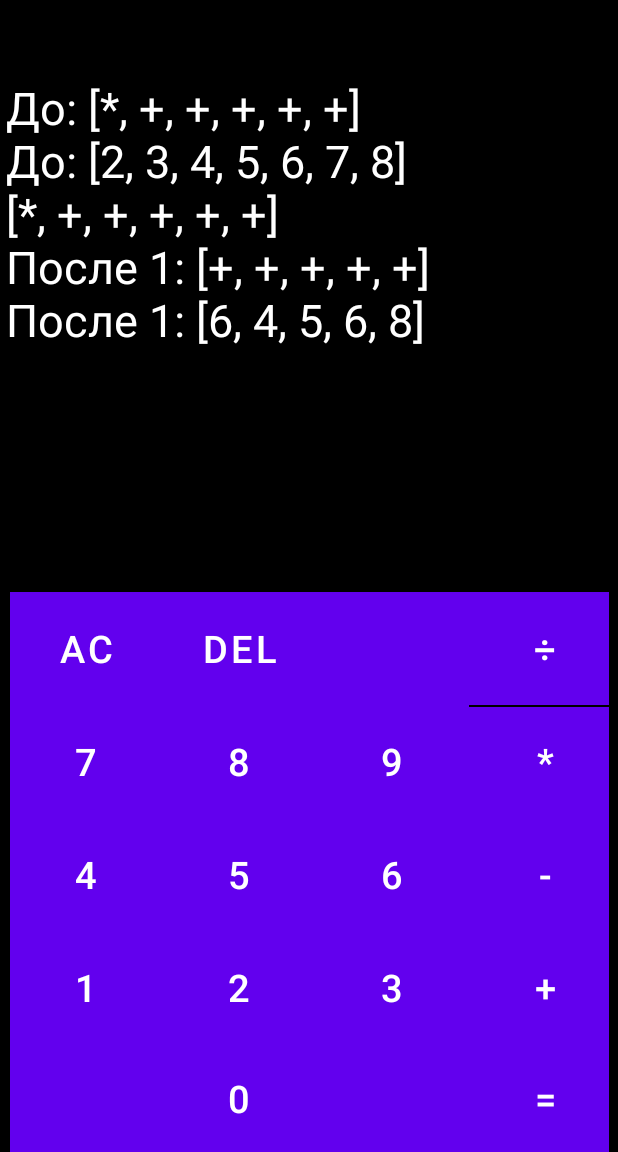
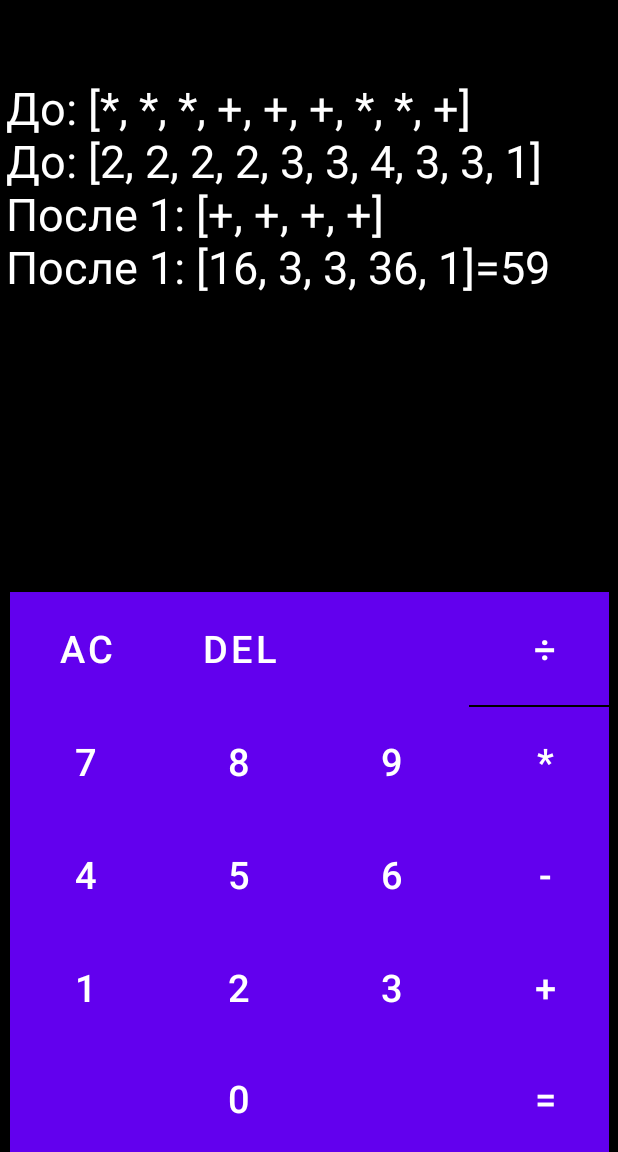
Before and after one commit to WcvgImMeister/AndroidCalculator, an Android app: the screen it shows after launch (MainActivity), on a phone screen of 412 x 824 dp, the part 84-1236 px from its top. Run offline under Robolectric (Android 15) with nearby library versions, the phone set to English and light mode, and no system bars.

Commit message:
Multiple operations fix

```diff
--- a/app/src/main/java/com/example/firstandroidapp/MainActivity.java
+++ b/app/src/main/java/com/example/firstandroidapp/MainActivity.java
@@ -21,7 +21,7 @@ public class MainActivity extends AppCompatActivity {
     List<String> tempOperations = new ArrayList<>();
     List<Integer> calculationBuffer = new ArrayList<>();
     TextView textToUpdate;
-    String input = "2*3+4+5+6+7+8";
+    String input = "2*2*2*2+3+3+4*3*3+1";
     int _count = 0;
     String numberBuffer = "";
     int result = 0;
@@ -41,6 +41,7 @@ public class MainActivity extends AppCompatActivity {
         FirstIteration();
         Log("После 1: " + operations);
         Log("После 1: " + numbers);
+        SecondIteration();
 
 
 //        Handler handler = new Handler();
@@ -86,8 +87,6 @@ public class MainActivity extends AppCompatActivity {
     }
 
     private void FirstIteration(){
-
-        while(operations.contains("*") || operations.contains("÷")){
        for (int i = 0; i<operations.size(); i++){
             switch (operations.get(i)){
                 case "+":
@@ -97,53 +96,31 @@ public class MainActivity extends AppCompatActivity {
                         tempOperations.add(operations.get(i));
                         break;
                     }
-                        if(i<operations.size()-1){
-                            if(!PrevOpImportant(i) && !CurrentOpImportant(i)){
+                    if(!PrevOpImportant(i)){
                         tempNumbers.add(numbers.get(i));
                     }
                     tempOperations.add(operations.get(i));
-                            break;
-                        }
                     if(i == operations.size()-1)
                     {
-                            tempOperations.add(operations.get(i));
                         tempNumbers.add(numbers.get(i+1));
                     }
                     break;
                 case "*":
                 case "÷":
                     int k = i;
+
                     tempNumbers.add(numbers.get(i) * numbers.get(i+1));
-                        while(k<operations.size()-1 && NextOpImportant(i)){
+
+                    while(k < operations.size()-1 && NextOpImportant(k)){
+                        int lastIndex = tempNumbers.size()-1;
                         if (operations.get(k+1).equals("*")){
-                                tempNumbers.set(i, tempNumbers.get(i) * numbers.get(k+1));
+                            tempNumbers.set(lastIndex, tempNumbers.get(lastIndex) * numbers.get(k+1));
                         }
                         if(operations.get(k+1).equals("÷")){
-                                tempNumbers.set(i, tempNumbers.get(i) / numbers.get(k+1));
+                            tempNumbers.set(lastIndex, tempNumbers.get(lastIndex) / numbers.get(k+1));
                         }
                         k+=1;
                     }
-
-                        Log(operations.toString());
-//                        if (operations.get(k).equals("*")){
-//                            numbersBuffer.set(i, numbersBuffer.get(i) * numbers.get(k));
-//                            Log(numbersBuffer.get(i).toString());
-//
-//                            if(operations.size()%2!=0){
-//                                numbersBuffer.set(i, numbersBuffer.get(i) * numbers.get(k+1));
-//                                Log(numbersBuffer.get(i).toString());
-//                            }
-//                        }
-//                        else{
-//                            numbersBuffer.set(i, numbersBuffer.get(i) / numbers.get(k));
-//                            Log(numbersBuffer.get(i).toString());
-//
-//                            if(operations.size()%2!=0){
-//                                numbersBuffer.set(i, numbersBuffer.get(i) / numbers.get(k+1));
-//                                Log(numbersBuffer.get(i).toString());
-//                            }
-//                        }
-
                     i=k;
                     break;
             }
@@ -153,7 +130,7 @@ public class MainActivity extends AppCompatActivity {
         tempNumbers.clear();
         tempOperations.clear();
     }
-    }
+
 
     private void SecondIteration(){
         Integer result = numbers.get(0);
@@ -267,12 +244,12 @@ public class MainActivity extends AppCompatActivity {
             input+=textToWrite;
         }
         UpdateText(input);
-
     }
 
     private void UpdateText(String newText){
         textToUpdate.setText(newText);
     }
+
     public void ClearAll(View view) {
         input = "";
         textToUpdate.setText("");
```
Lines whose indentation alone changed are shown as unchanged.
